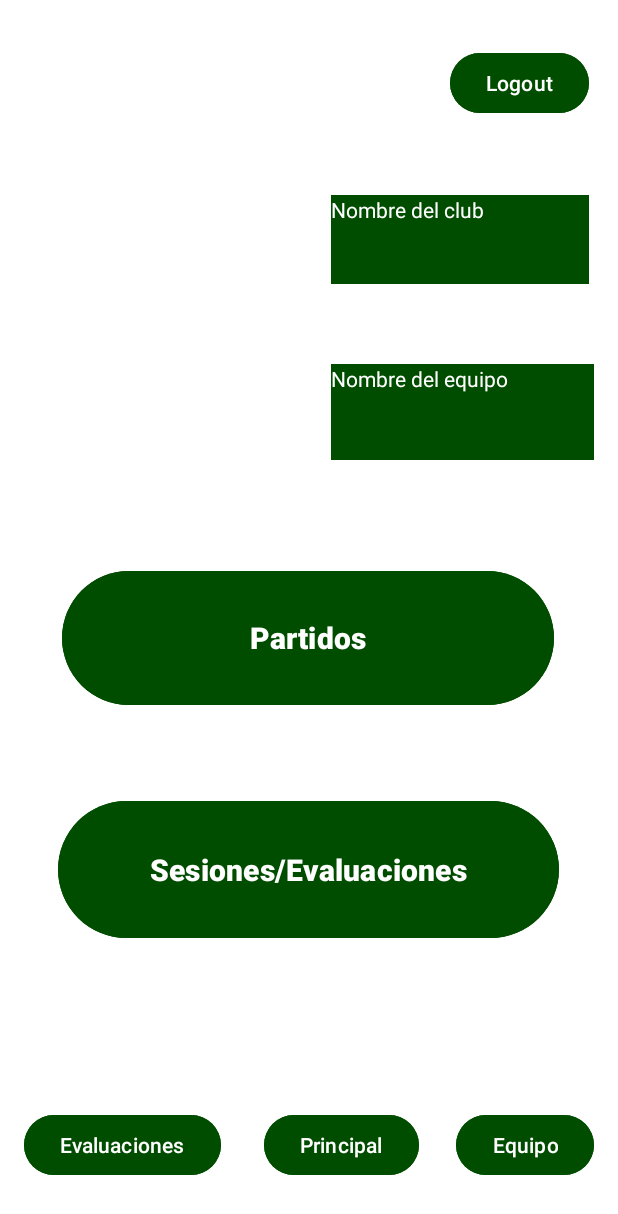
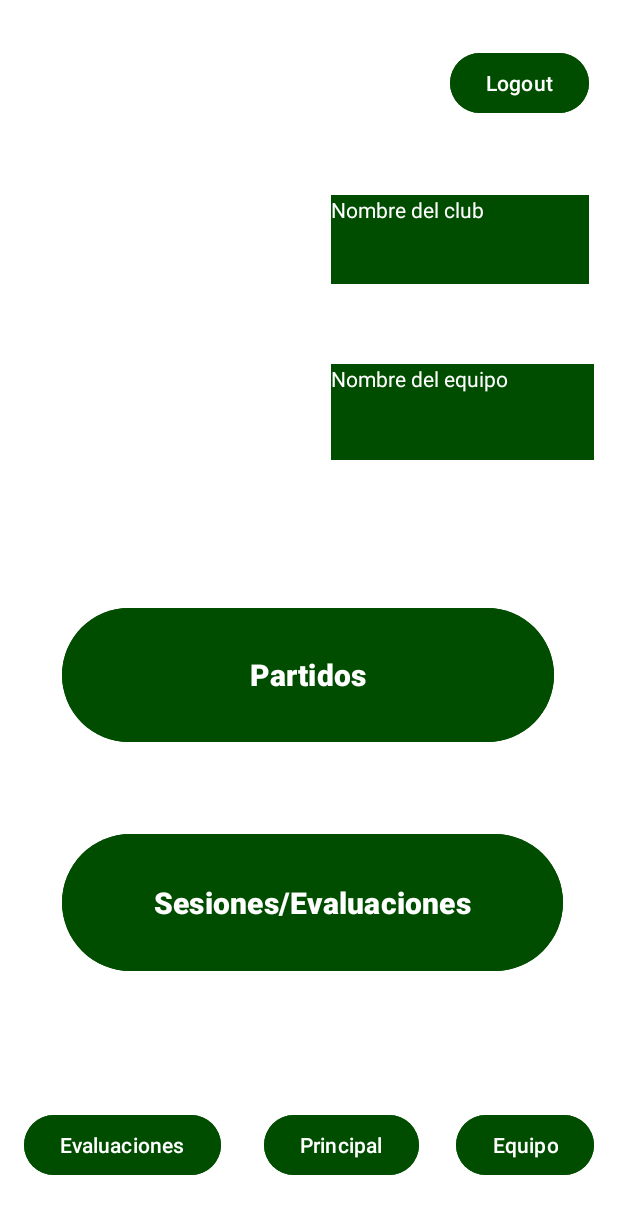
Before and after one commit to Pablolopez2001/FutPlannerAndroid, an Android app: the MainActivity screen opened directly, with no data from a screen before it, on a phone screen of 412 x 824 dp. Shown: the top 1214 px of the screen. Run offline under Robolectric (Android 15) with nearby library versions, the phone set to English and light mode, and no system bars.

Commit message:
mods main y creacion pantalla partidos

```diff
--- a/app/src/main/java/com/futplanner/futplannerandroid/MainActivity.java
+++ b/app/src/main/java/com/futplanner/futplannerandroid/MainActivity.java
@@ -88,6 +88,12 @@ public class MainActivity extends AppCompatActivity {
         botonLogout.setOnClickListener(new View.OnClickListener() {
             @Override
             public void onClick(View v) {
+                // Crear un Intent para iniciar la actividad InicioSesion
+                Intent intent = new Intent(MainActivity.this, InicioSesion.class);
+
+                // Iniciar la actividad InicioSesion
+                startActivity(intent);
+
                 // Finalizar la actividad actual para salir
                 finish();
             }
--- a/app/src/main/res/layout/activity_main.xml
+++ b/app/src/main/res/layout/activity_main.xml
@@ -117,7 +117,7 @@
         app:layout_constraintHorizontal_bias="0.493"
         app:layout_constraintStart_toStartOf="parent"
         app:layout_constraintTop_toTopOf="parent"
-        app:layout_constraintVertical_bias="0.518" />
+        app:layout_constraintVertical_bias="0.552" />
 
     <Button
         android:id="@+id/sesiones"
@@ -130,8 +130,8 @@
         android:textStyle="bold"
         app:layout_constraintBottom_toBottomOf="parent"
         app:layout_constraintEnd_toEndOf="parent"
-        app:layout_constraintHorizontal_bias="0.493"
+        app:layout_constraintHorizontal_bias="0.532"
         app:layout_constraintStart_toStartOf="parent"
         app:layout_constraintTop_toTopOf="parent"
-        app:layout_constraintVertical_bias="0.731" />
+        app:layout_constraintVertical_bias="0.762" />
 </androidx.constraintlayout.widget.ConstraintLayout>
--- a/app/src/main/res/layout/activity_partidos.xml
+++ b/app/src/main/res/layout/activity_partidos.xml
@@ -9,7 +9,7 @@
     tools:context=".Partidos">
 
   <TextView
-      android:id="@+id/gestionpartifdos"
+      android:id="@+id/gestionpartidos"
       android:layout_width="253dp"
       android:layout_height="55dp"
       android:text="Gestión de Partidos"
```
Also changed, not shown: app/src/main/java/com/futplanner/futplannerandroid/Partidos.java (+4 -3 lines).
